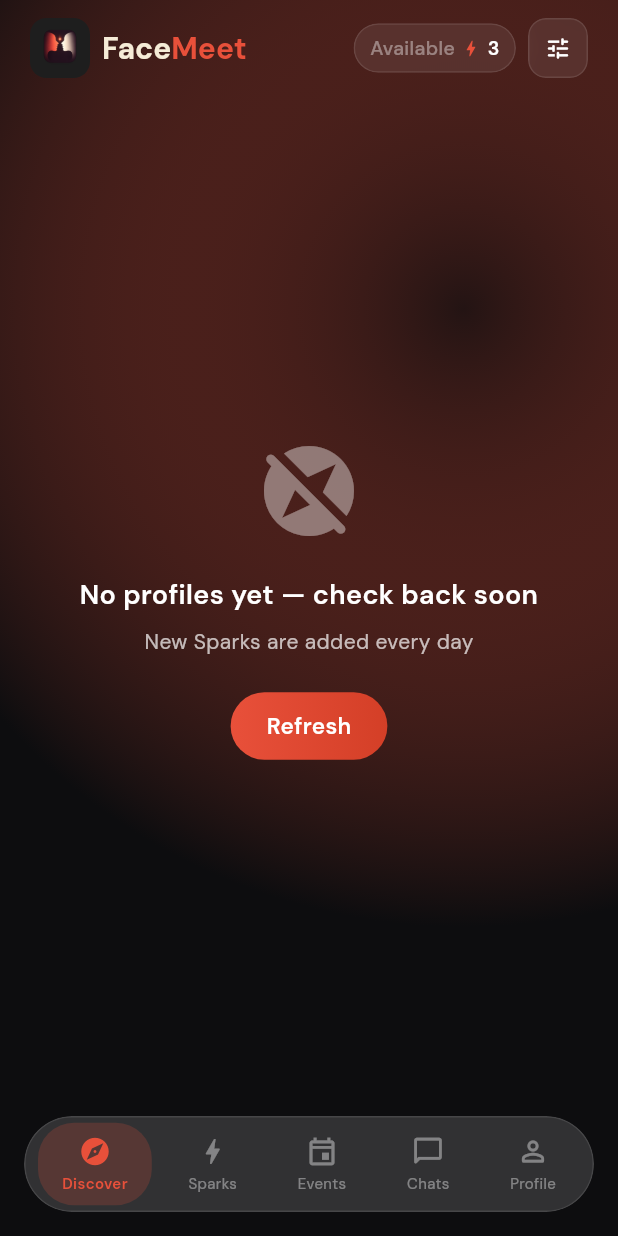
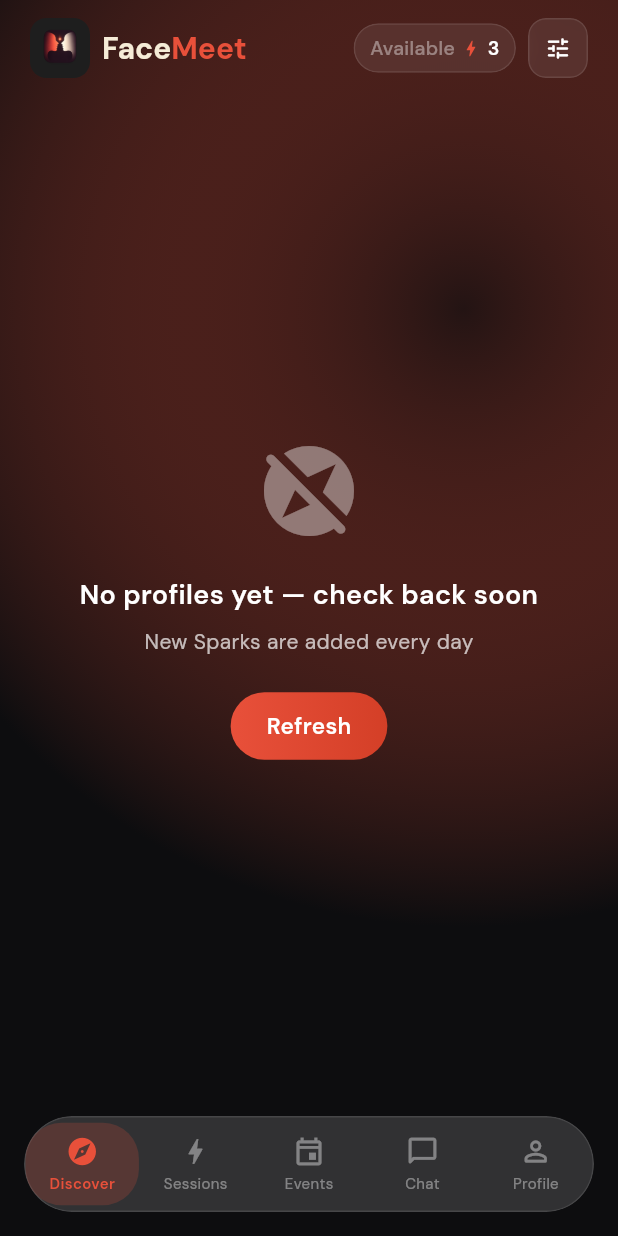
Before and after one commit to connectwithsimeon-hue/facemeet-app, a Flutter app: the MainShellScreen screen opened by its route, on a phone screen of 412 x 824 dp. Run offline on Flutter 3.47's test engine with Material 3 defaults, Android fonts, the phone set to English and light mode, and no system bars; our stand-ins replace app_links, cached_network_image, camera, dio, firebase_core, firebase_messaging and 16 more; missing offline and left inert: daily_flutter, dart:html, dart:js_util, dart:ui_web, google_mlkit_face_detection, purchases_flutter and 1 more; accounts and stored records are empty; network calls fail.

Commit message:
Fix Android Events navigation and Spark action

```diff
--- a/lib/presentation/discovery_feed_screen/discovery_feed_screen.dart
+++ b/lib/presentation/discovery_feed_screen/discovery_feed_screen.dart
@@ -1,6 +1,7 @@
 import 'dart:async';
 import 'dart:ui';
 
+import 'package:flutter/foundation.dart';
 import 'package:flutter/material.dart';
 import 'package:google_fonts/google_fonts.dart';
 import 'package:provider/provider.dart';
@@ -92,6 +93,7 @@
     required String body,
     required Map<String, dynamic> data,
   }) async {
+    var nativePushSent = false;
     try {
       const anonKey =
           'eyJhbGciOiJIUzI1NiIsInR5cCI6IkpXVCJ9.eyJpc3MiOiJzdXBhYmFzZSIsInJlZiI6InZiYWlpdnN2amRudHphZmZib3VlIiwicm9sZSI6ImFub24iLCJpYXQiOjE3NzYxODk2NjQsImV4cCI6MjA5MTc2NTY2NH0.ZNzIdnuQXf69nLmo7FafLASNOG6_2m36JZQKCIQzK-w';
@@ -113,9 +115,11 @@
         ),
       );
       debugPrint('PUSH NOTIFICATION: sent type=$type to userId=$userId');
+      nativePushSent = true;
     } catch (e) {
       debugPrint('PUSH NOTIFICATION: failed to send type=$type — $e');
     }
+    if (!kIsWeb) return nativePushSent;
     return await WebPushNotificationService.instance.sendWebPushNotification(
       userId: userId,
       type: type,
@@ -352,7 +356,7 @@
     if (uid != null) {
       SupabaseService.instance
           .saveInteraction(toUserId: uid, actionType: 'skip')
-          .catchError((_) {});
+          .catchError((_) => null);
     }
     _advanceCard();
   }
--- a/lib/widgets/app_navigation.dart
+++ b/lib/widgets/app_navigation.dart
@@ -38,44 +38,53 @@
               border: Border.all(color: const Color(0x1AFFFFFF), width: 1),
             ),
             child: Row(
-              mainAxisAlignment: MainAxisAlignment.spaceEvenly,
               children: [
-                _NavItem(
+                Expanded(
+                  child: _NavItem(
                     icon: Icons.explore_rounded,
                     activeIcon: Icons.explore_rounded,
                     label: 'Discover',
                     isActive: currentIndex == discoverTabIndex,
                     onTap: () => onTap(discoverTabIndex),
                   ),
-                _NavItem(
+                ),
+                Expanded(
+                  child: _NavItem(
                     icon: Icons.bolt_outlined,
                     activeIcon: Icons.bolt_rounded,
-                  label: 'Sparks',
+                    label: 'Sessions',
                     isActive: currentIndex == sparksTabIndex,
                     onTap: () => onTap(sparksTabIndex),
                     badge: sessionsBadge > 0 ? sessionsBadge : null,
                   ),
-                _NavItem(
+                ),
+                Expanded(
+                  child: _NavItem(
                     icon: Icons.event_outlined,
                     activeIcon: Icons.event_rounded,
                     label: 'Events',
                     isActive: currentIndex == eventsTabIndex,
                     onTap: () => onTap(eventsTabIndex),
                   ),
-                _NavItem(
+                ),
+                Expanded(
+                  child: _NavItem(
                     icon: Icons.chat_bubble_outline_rounded,
                     activeIcon: Icons.chat_bubble_rounded,
-                  label: 'Chats',
+                    label: 'Chat',
                     isActive: currentIndex == chatsTabIndex,
                     onTap: () => onTap(chatsTabIndex),
                     badge: chatBadge > 0 ? chatBadge : null,
                   ),
-                _NavItem(
+                ),
+                Expanded(
+                  child: _NavItem(
                     icon: Icons.person_outline_rounded,
                     activeIcon: Icons.person_rounded,
                     label: 'Profile',
                     isActive: currentIndex == profileTabIndex,
                     onTap: () => onTap(profileTabIndex),
+                  ),
                 ),
               ],
             ),
@@ -145,7 +154,7 @@
         child: AnimatedContainer(
           duration: const Duration(milliseconds: 250),
           curve: Curves.easeOutCubic,
-          padding: const EdgeInsets.symmetric(horizontal: 16, vertical: 8),
+          padding: const EdgeInsets.symmetric(horizontal: 2, vertical: 8),
           decoration: BoxDecoration(
             color: widget.isActive
                 ? const Color(0x33E8503A)
--- a/pubspec.yaml
+++ b/pubspec.yaml
@@ -1,7 +1,7 @@
 name: facemeet
 description: A new Flutter project.
 publish_to: none
-version: 1.0.0+55
+version: 1.0.0+57
 
 environment:
   sdk: ^3.9.0
```
Lines whose indentation alone changed are shown as unchanged.
